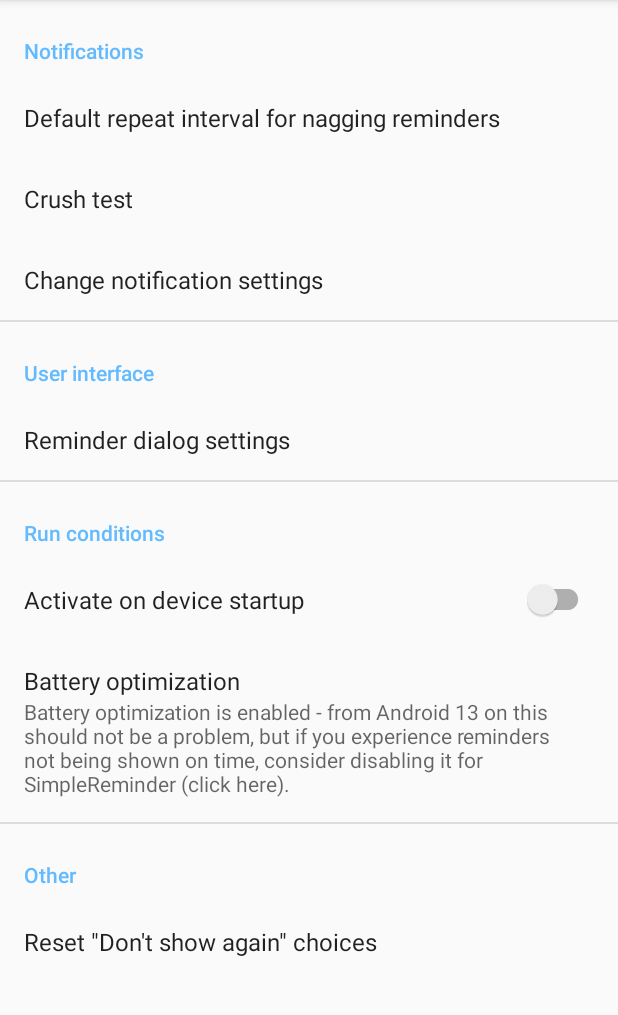
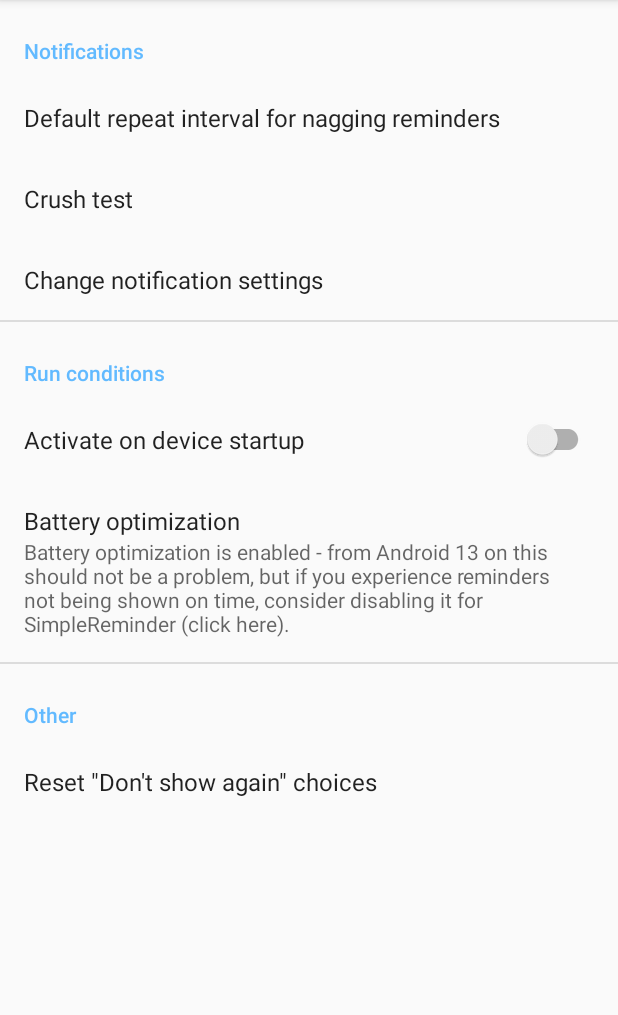
Before and after one commit to HouseKeeper1111111/HouseKeeper, an Android app: the SettingsFragment screen opened directly, with no data from a screen before it, on a phone screen of 412 x 824 dp, the part 84-1099 px from its top. Run offline under Robolectric (Android 15) with nearby library versions, the phone set to English and light mode, and no system bars; our stand-ins replace androidx.preference; libraries missing offline, so code that uses them is left out: de.cketti.library; 3 statements that could not run were skipped.

Commit message:
fix: Bug is fixed

```diff
--- a/MyApplication/app/src/main/java/com/example/myapplication/ui/UISettingsFragment.kt
+++ b/MyApplication/app/src/main/java/com/example/myapplication/ui/UISettingsFragment.kt
@@ -15,8 +15,6 @@ import com.example.myapplication.R
 
 class UISettingsFragment : PreferenceFragmentCompat() {
     override fun onCreatePreferences(savedInstanceState: Bundle?, rootKey: String?) {
-        setPreferencesFromResource(R.xml.preferences_ui, rootKey)
-
         // The toggle button does not exist before Android 8.0, so remove the corresponding preference
         if (Build.VERSION.SDK_INT < Build.VERSION_CODES.O) {
             findPreference<Preference>(getString(R.string.prefkey_reminder_dialog_timepicker_show_keyboard_button))?.apply {
--- a/MyApplication/app/src/main/res/xml/preferences.xml
+++ b/MyApplication/app/src/main/res/xml/preferences.xml
@@ -37,17 +37,6 @@
             app:iconSpaceReserved="false" />
     </PreferenceCategory>
 
-
-    <PreferenceCategory
-        android:key="@string/prefkey_cat_ui"
-        android:title="@string/preference_category_ui"
-        app:iconSpaceReserved="false">
-        <Preference
-            android:title="@string/preference_category_reminder_dialog"
-            app:fragment="felixwiemuth.simplereminder.ui.UISettingsFragment"
-            app:iconSpaceReserved="false" />
-    </PreferenceCategory>
-
     <PreferenceCategory
         android:title="@string/preference_category_app"
         app:iconSpaceReserved="false">
```
Also changed, not shown: MyApplication/app/src/main/res/xml/preferences_ui.xml (deleted, +0 -54 lines).
